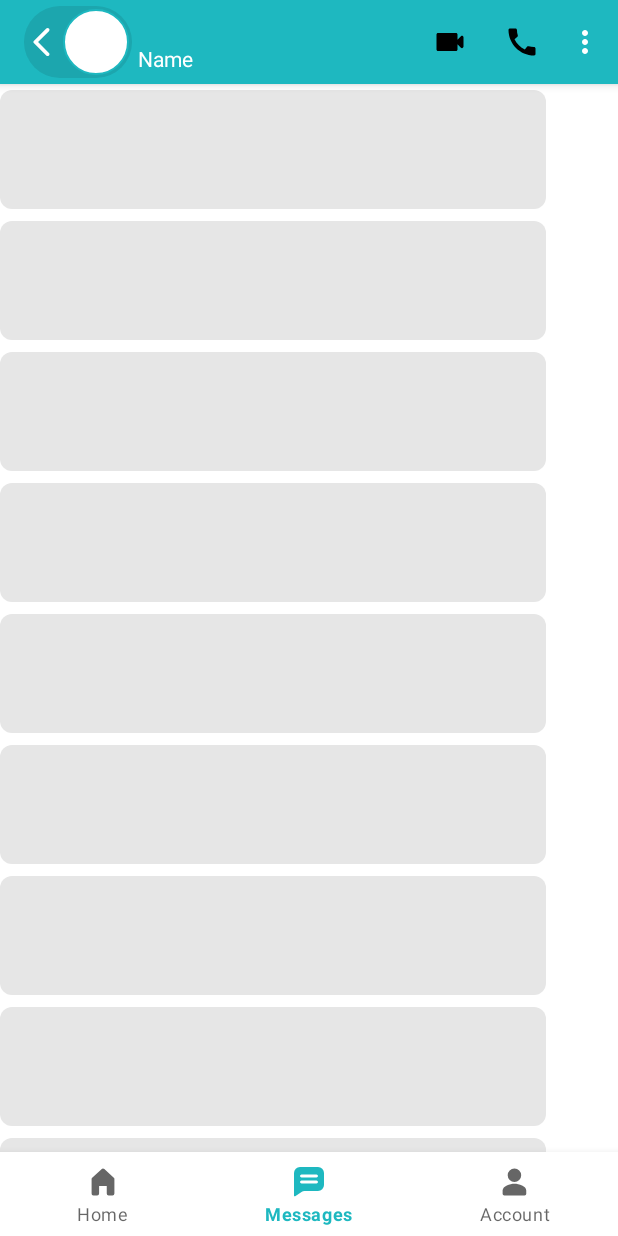
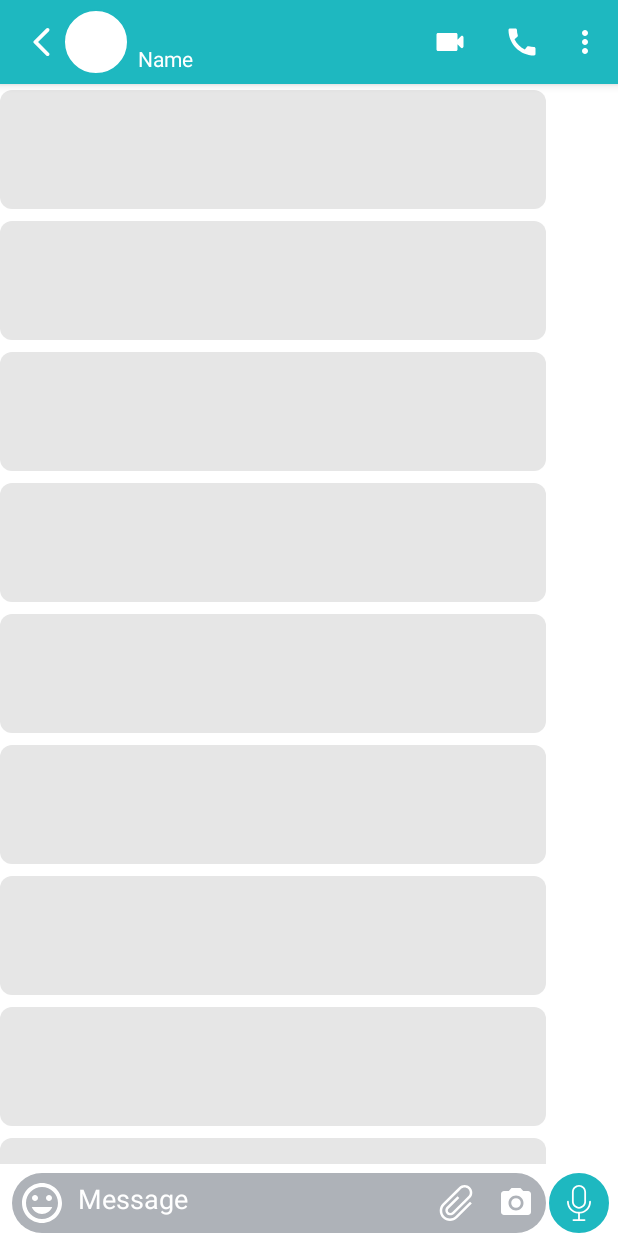
Before and after one commit to mohamedAllam9072/RevampGoopets, an Android app: the ChatRoomFragment screen opened through its navigation route, on a phone screen of 412 x 824 dp. Run offline under Robolectric (Android 15) with nearby library versions, the phone set to English and light mode, and no system bars; our stand-ins replace CircleImageView, data binding, navigation-ui; pictures from the network do not load.

Commit message:
start chat app 5

```diff
--- a/app/src/main/java/com/allam/revampgopets/ui/home/MainActivity.java
+++ b/app/src/main/java/com/allam/revampgopets/ui/home/MainActivity.java
@@ -1,6 +1,7 @@
 package com.allam.revampgopets.ui.home;
 
 import android.os.Bundle;
+import android.view.View;
 
 import androidx.appcompat.app.AppCompatActivity;
 import androidx.databinding.DataBindingUtil;
@@ -33,6 +34,15 @@ public class MainActivity extends AppCompatActivity {
         NavController navController = Navigation.findNavController(this, R.id.nav_host_fragment_activity_main);
 //        NavigationUI.setupActionBarWithNavController(this, navController, appBarConfiguration);
         NavigationUI.setupWithNavController(binding.navView, navController);
+        navController.addOnDestinationChangedListener((navController1, navDestination, bundle) -> {
+            switch (navDestination.getId()) {
+                case R.id.chatRoomFragment:
+                    navView.setVisibility(View.GONE);
+                    break;
+                default:
+                    navView.setVisibility(View.VISIBLE);
+            }
+        });
     }
 
 }
--- a/app/src/main/res/drawable/bg2.xml
+++ b/app/src/main/res/drawable/bg2.xml
@@ -1,5 +1,5 @@
 <?xml version="1.0" encoding="utf-8"?>
 <shape xmlns:android="http://schemas.android.com/apk/res/android">
-    <solid android:color="@color/grey6" />
+    <solid android:color="@color/grey4" />
     <corners android:radius="24dp" />
 </shape>
--- /dev/null
+++ b/app/src/main/res/drawable/circle2.xml
@@ -0,0 +1,11 @@
+<?xml version="1.0" encoding="utf-8"?>
+<shape xmlns:android="http://schemas.android.com/apk/res/android"
+    android:shape="oval">
+    <solid android:color="@color/colorPrimary" />
+    <stroke
+        android:width="1dp"
+        android:color="@color/colorPrimary" />
+    <size
+        android:width="24dp"
+        android:height="24dp" />
+</shape>
--- /dev/null
+++ b/app/src/main/res/drawable/ic_attach.xml
@@ -0,0 +1,9 @@
+<vector xmlns:android="http://schemas.android.com/apk/res/android"
+    android:width="24dp"
+    android:height="24dp"
+    android:viewportWidth="280.07"
+    android:viewportHeight="280.07">
+    <path
+        android:fillColor="@color/white"
+        android:pathData="M149.82,257.14c-31.4,30.7 -81.88,30.58 -113.11,-0.43c-31.21,-30.99 -31.34,-81.13 -0.42,-112.31l-0.03,-0.02L149.84,31.61l14.2,-14.1c23.52,-23.36 61.65,-23.36 85.17,0s23.52,61.22 0,84.59l-125.19,123.02l-0.04,-0.04c-15.43,14.77 -40.02,14.67 -55.26,-0.39c-15.24,-15.07 -15.34,-39.36 -0.39,-54.59l-0.04,-0.05l13.94,-13.76l69.7,-68.84l13.93,13.77l-83.63,82.6c-7.7,7.6 -7.7,19.93 0,27.53s20.19,7.6 27.88,0L235.02,87.99l-0.04,-0.03l0.47,-0.4c15.68,-15.57 15.68,-40.82 0,-56.39s-41.09,-15.57 -56.78,0l-0.42,0.47l-0.03,-0.02l-14.19,14.09L50.47,158.49c-23.52,23.36 -23.52,61.22 0,84.58s61.66,23.36 85.16,0l99.38,-98.68l14.19,-14.09l14.19,14.09l-14.19,14.1l-99.36,98.68C149.84,257.16 149.82,257.14 149.82,257.14z" />
+</vector>
--- a/app/src/main/res/drawable/ic_call2.xml
+++ b/app/src/main/res/drawable/ic_call2.xml
@@ -2,7 +2,7 @@
     android:width="24dp"
     android:height="24dp"
     android:autoMirrored="true"
-    android:tint="#000000"
+    android:tint="@color/white"
     android:viewportWidth="24"
     android:viewportHeight="24">
     <path
--- /dev/null
+++ b/app/src/main/res/drawable/ic_emoticon.xml
@@ -0,0 +1,11 @@
+<vector xmlns:android="http://schemas.android.com/apk/res/android"
+    android:width="24dp"
+    android:height="24dp"
+    android:autoMirrored="true"
+    android:tint="#FFFFFF"
+    android:viewportWidth="24"
+    android:viewportHeight="24">
+    <path
+        android:fillColor="@android:color/white"
+        android:pathData="M11.99,2C6.47,2 2,6.48 2,12s4.47,10 9.99,10C17.52,22 22,17.52 22,12S17.52,2 11.99,2zM12,20c-4.42,0 -8,-3.58 -8,-8s3.58,-8 8,-8 8,3.58 8,8 -3.58,8 -8,8zM15.5,11c0.83,0 1.5,-0.67 1.5,-1.5S16.33,8 15.5,8 14,8.67 14,9.5s0.67,1.5 1.5,1.5zM8.5,11c0.83,0 1.5,-0.67 1.5,-1.5S9.33,8 8.5,8 7,8.67 7,9.5 7.67,11 8.5,11zM12,17.5c2.33,0 4.31,-1.46 5.11,-3.5L6.89,14c0.8,2.04 2.78,3.5 5.11,3.5z" />
+</vector>
--- /dev/null
+++ b/app/src/main/res/drawable/ic_microphone.xml
@@ -0,0 +1,12 @@
+<vector xmlns:android="http://schemas.android.com/apk/res/android"
+    android:width="490.9dp"
+    android:height="490.9dp"
+    android:viewportWidth="490.9"
+    android:viewportHeight="490.9">
+    <path
+        android:fillColor="#FFFFFFFF"
+        android:pathData="M245.5,322.9c53,0 96.2,-43.2 96.2,-96.2V96.2c0,-53 -43.2,-96.2 -96.2,-96.2s-96.2,43.2 -96.2,96.2v130.5C149.3,279.8 192.5,322.9 245.5,322.9zM173.8,96.2c0,-39.5 32.2,-71.7 71.7,-71.7s71.7,32.2 71.7,71.7v130.5c0,39.5 -32.2,71.7 -71.7,71.7s-71.7,-32.2 -71.7,-71.7V96.2z" />
+    <path
+        android:fillColor="#FFFFFFFF"
+        android:pathData="M94.4,214.5c-6.8,0 -12.3,5.5 -12.3,12.3c0,85.9 66.7,156.6 151.1,162.8v76.7h-63.9c-6.8,0 -12.3,5.5 -12.3,12.3s5.5,12.3 12.3,12.3h152.3c6.8,0 12.3,-5.5 12.3,-12.3s-5.5,-12.3 -12.3,-12.3h-63.9v-76.7c84.4,-6.3 151.1,-76.9 151.1,-162.8c0,-6.8 -5.5,-12.3 -12.3,-12.3s-12.3,5.5 -12.3,12.3c0,76.6 -62.3,138.9 -138.9,138.9s-138.9,-62.3 -138.9,-138.9C106.6,220 101.2,214.5 94.4,214.5z" />
+</vector>
--- a/app/src/main/res/drawable/ic_videocam.xml
+++ b/app/src/main/res/drawable/ic_videocam.xml
@@ -2,7 +2,7 @@
     android:width="24dp"
     android:height="24dp"
     android:autoMirrored="true"
-    android:tint="@color/black"
+    android:tint="@color/white"
     android:viewportWidth="24"
     android:viewportHeight="24">
     <path
--- a/app/src/main/res/layout/activity_main.xml
+++ b/app/src/main/res/layout/activity_main.xml
@@ -28,7 +28,6 @@
             android:name="androidx.navigation.fragment.NavHostFragment"
             android:layout_width="match_parent"
             android:layout_height="match_parent"
-            android:layout_marginBottom="?attr/actionBarSize"
             app:defaultNavHost="true"
             app:layout_constraintBottom_toTopOf="@id/nav_view"
             app:layout_constraintLeft_toLeftOf="parent"
--- a/app/src/main/res/layout/fragment_chat_room.xml
+++ b/app/src/main/res/layout/fragment_chat_room.xml
@@ -46,8 +46,6 @@
                             android:id="@+id/backArrow"
                             android:layout_width="wrap_content"
                             android:layout_height="wrap_content"
-
-                            android:background="@drawable/bg2"
                             android:orientation="horizontal"
                             app:layout_constraintBottom_toBottomOf="parent"
                             app:layout_constraintStart_toStartOf="parent"
@@ -119,11 +117,81 @@
             tools:listitem="@layout/item_message"
             android:layout_width="match_parent"
             android:layout_height="match_parent"
-            app:layout_behavior="@string/appbar_scrolling_view_behavior">
+            android:layout_marginBottom="48dp"
+            app:layout_behavior="@string/appbar_scrolling_view_behavior" />
 
-            <!-- Scrollable content -->
+        <androidx.constraintlayout.widget.ConstraintLayout
+            android:layout_width="match_parent"
+            android:layout_height="40dp"
+            android:layout_gravity="bottom"
+            android:layout_margin="2dp"
+            android:paddingHorizontal="4dp">
 
-        </androidx.recyclerview.widget.RecyclerView>
+
+            <androidx.constraintlayout.widget.ConstraintLayout
+                android:layout_width="0dp"
+                android:layout_height="match_parent"
+                android:layout_marginHorizontal="2dp"
+                android:background="@drawable/bg2"
+                app:layout_constraintBottom_toBottomOf="parent"
+                app:layout_constraintEnd_toStartOf="@id/microphoneBTN"
+                app:layout_constraintStart_toStartOf="parent"
+                app:layout_constraintTop_toTopOf="parent">
+
+                <ImageView
+                    android:id="@+id/emojiBTN"
+                    android:layout_width="40dp"
+                    android:layout_height="40dp"
+                    android:padding="4dp"
+                    android:src="@drawable/ic_emoticon"
+                    app:layout_constraintBottom_toBottomOf="parent"
+                    app:layout_constraintStart_toStartOf="parent"
+                    app:layout_constraintTop_toTopOf="parent" />
+
+                <androidx.appcompat.widget.AppCompatEditText
+                    android:id="@+id/messageET"
+                    android:layout_width="0dp"
+                    android:layout_height="match_parent"
+                    android:backgroundTint="@color/grey4"
+                    android:hint="Message"
+                    android:textColor="@color/white"
+                    android:textColorHint="@color/white"
+                    app:layout_constraintEnd_toStartOf="@id/attachBTN"
+                    app:layout_constraintStart_toEndOf="@id/emojiBTN" />
+
+                <ImageView
+                    android:id="@+id/cameraBTN"
+                    android:layout_width="40dp"
+                    android:layout_height="40dp"
+                    android:padding="8dp"
+                    android:src="@drawable/ic_camera"
+                    app:layout_constraintBottom_toBottomOf="parent"
+                    app:layout_constraintEnd_toEndOf="parent"
+                    app:layout_constraintTop_toTopOf="parent" />
+
+                <ImageView
+                    android:id="@+id/attachBTN"
+                    android:layout_width="40dp"
+                    android:layout_height="40dp"
+                    android:padding="8dp"
+                    android:src="@drawable/ic_attach"
+                    app:layout_constraintBottom_toBottomOf="parent"
+                    app:layout_constraintEnd_toStartOf="@id/cameraBTN"
+                    app:layout_constraintTop_toTopOf="parent" />
+            </androidx.constraintlayout.widget.ConstraintLayout>
+
+            <ImageView
+                android:id="@+id/microphoneBTN"
+                android:layout_width="40dp"
+                android:layout_height="40dp"
+                android:background="@drawable/circle2"
+                android:contentDescription="@string/open_microphone_to_record"
+                android:padding="8dp"
+                android:src="@drawable/ic_microphone"
+                app:layout_constraintBottom_toBottomOf="parent"
+                app:layout_constraintEnd_toEndOf="parent"
+                app:layout_constraintTop_toTopOf="parent" />
+        </androidx.constraintlayout.widget.ConstraintLayout>
 
     </androidx.coordinatorlayout.widget.CoordinatorLayout>
 </layout>
--- /dev/null
+++ b/app/src/main/res/layout/x.xml
@@ -0,0 +1,13 @@
+<?xml version="1.0" encoding="utf-8"?>
+<layout xmlns:android="http://schemas.android.com/apk/res/android">
+
+    <data>
+
+    </data>
+
+    <androidx.constraintlayout.widget.ConstraintLayout
+        android:layout_width="match_parent"
+        android:layout_height="match_parent"
+        android:layout_margin="8dp"
+        android:background="@drawable/bg2"></androidx.constraintlayout.widget.ConstraintLayout>
+</layout>
--- a/app/src/main/res/values/strings.xml
+++ b/app/src/main/res/values/strings.xml
@@ -1,5 +1,5 @@
 <resources>
-    <string name="app_name">RevampGoPets</string>
+    <string name="app_name">Revamp GoPets</string>
     <string name="title_home">Home</string>
     <string name="title_all_chats">Messages</string>
     <string name="title_account">Account</string>
@@ -53,4 +53,5 @@
     <string name="status">STATUS</string>
     <string name="calls">CALLS</string>
     <string name="camera">CAMERA</string>
+    <string name="open_microphone_to_record">open Microphone to record</string>
 </resources>
```
Also changed, not shown: 1 other file.
